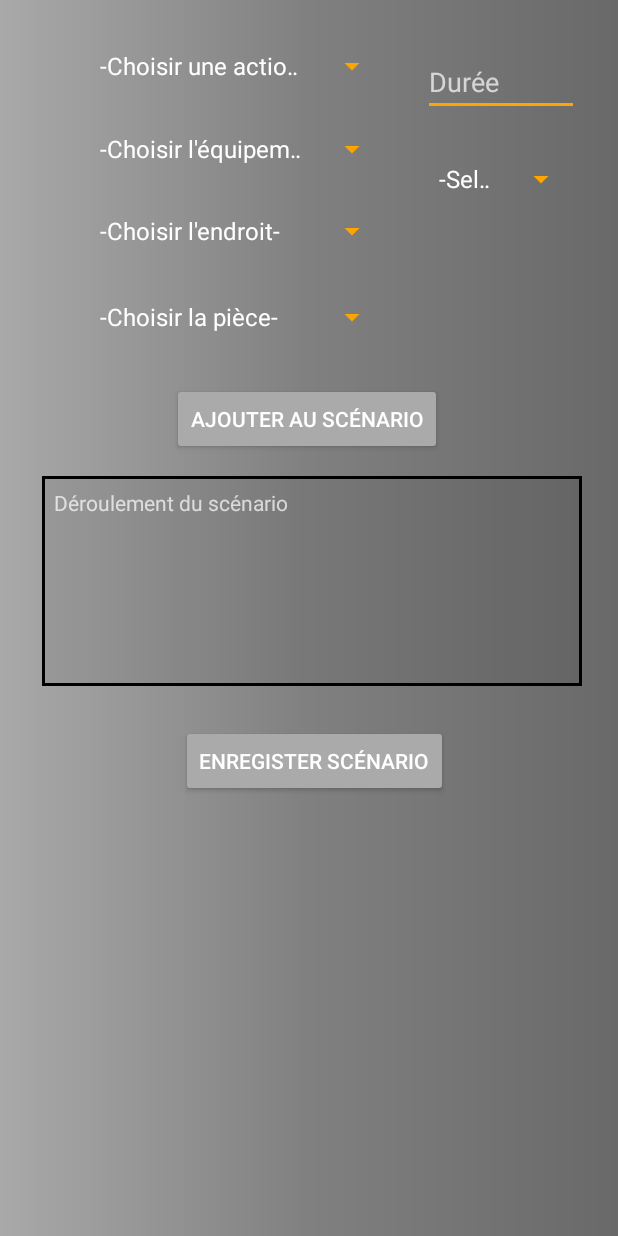
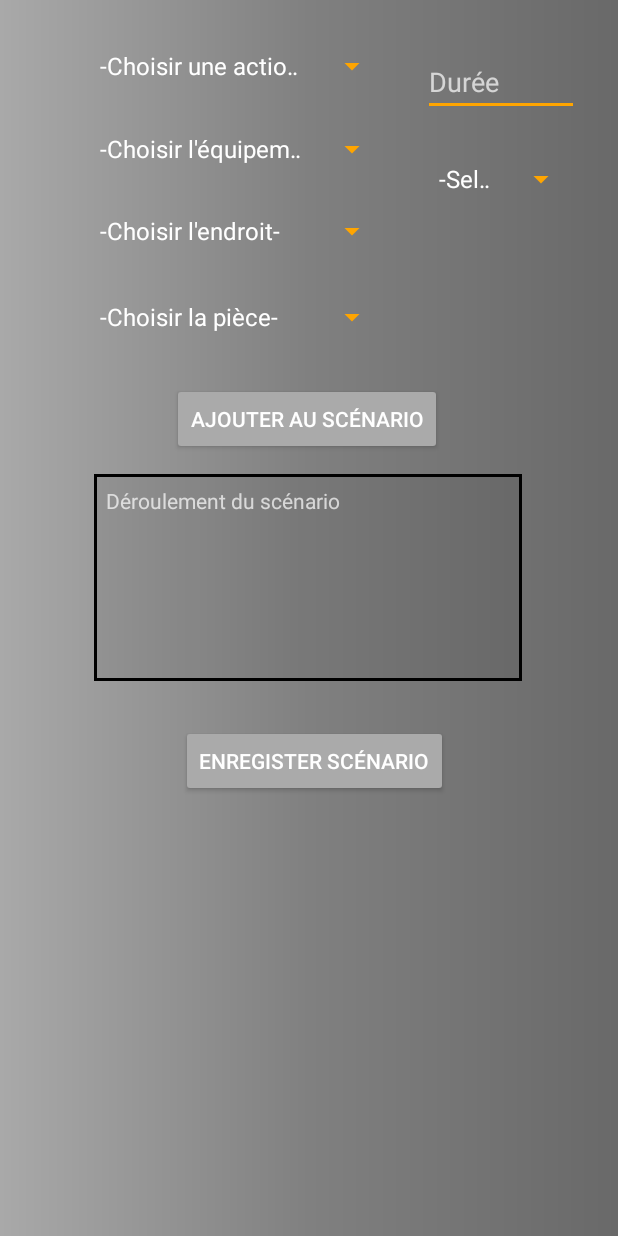
Before and after one commit to dasie-maggle/projet-domotique-client-android, an Android app: the CreateScenar screen opened directly, with no data from a screen before it, on a phone screen of 412 x 824 dp. Run offline under Robolectric (Android 15) with nearby library versions, the phone set to English and light mode, and no system bars.

Commit message:
maj border

```diff
--- a/app/src/main/res/layout/creerscenario.xml
+++ b/app/src/main/res/layout/creerscenario.xml
@@ -21,14 +21,14 @@
 
         <TextView
             android:id="@+id/Deroulement"
-            android:layout_width="360dp"
-            android:layout_height="140dp"
+            android:layout_width="285dp"
+            android:layout_height="138dp"
             android:layout_alignParentStart="true"
             android:layout_alignParentLeft="true"
             android:layout_alignParentTop="true"
-            android:layout_marginStart="19dp"
-            android:layout_marginLeft="19dp"
-            android:layout_marginTop="309dp"
+            android:layout_marginStart="54dp"
+            android:layout_marginLeft="54dp"
+            android:layout_marginTop="308dp"
             android:background="@drawable/border"
             android:padding="8dp"
             android:text="@string/deroulement_du_scenario"
```
